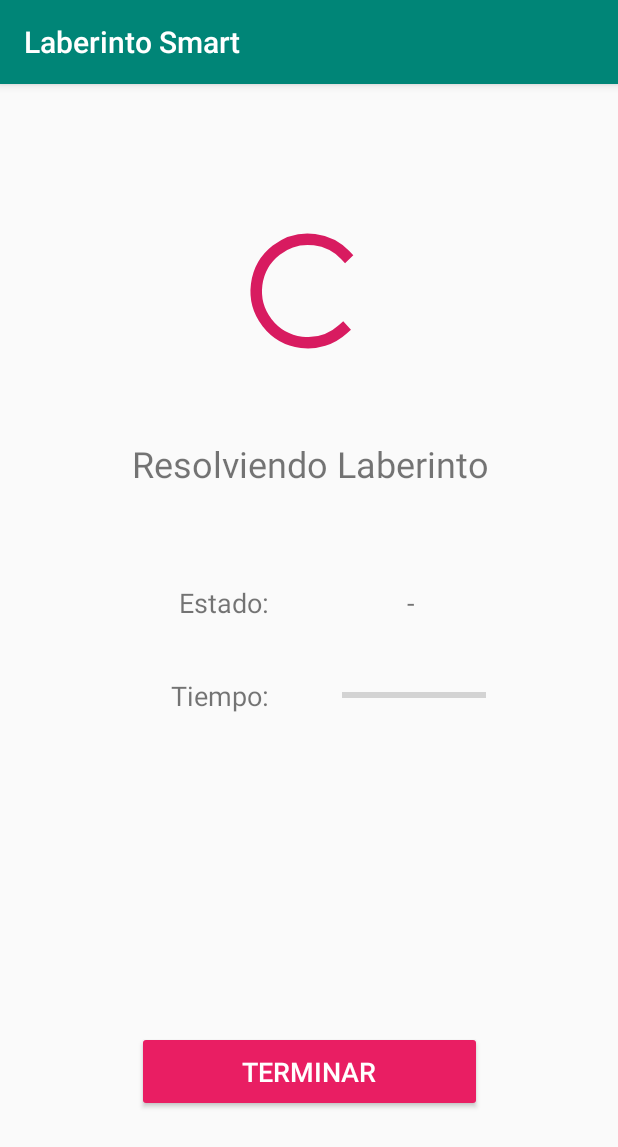
After one commit to aagusriva/SOA_Laberinto, an Android app: the StartActivity screen opened directly, with no data from a screen before it, on a phone screen of 412 x 824 dp. The commit adds this screen. Shown: the top 1147 px of the screen. Run offline under Robolectric (Android 15) with nearby library versions, the phone set to English and light mode, and no system bars.

Commit message:
Se agrega activity de resolucion de laberinto

```diff
--- a/Android/LaberintoSmart/app/src/main/AndroidManifest.xml
+++ b/Android/LaberintoSmart/app/src/main/AndroidManifest.xml
@@ -9,6 +9,7 @@
         android:roundIcon="@mipmap/ic_launcher_round"
         android:supportsRtl="true"
         android:theme="@style/AppTheme">
+        <activity android:name=".activities.StartActivity"></activity>
         <activity
             android:name=".activities.MainActivity"
             android:label="@string/app_name">
--- /dev/null
+++ b/Android/LaberintoSmart/app/src/main/java/com/example/laberintosmart/activities/StartActivity.java
@@ -0,0 +1,46 @@
+package com.example.laberintosmart.activities;
+
+import android.content.Intent;
+import android.support.v7.app.AppCompatActivity;
+import android.os.Bundle;
+import android.view.View;
+import android.widget.Button;
+
+import com.example.laberintosmart.R;
+import com.example.laberintosmart.models.Registro;
+
+public class StartActivity extends AppCompatActivity {
+
+    private Registro registro;
+    private Button finalizar;
+
+    @Override
+    protected void onCreate(Bundle savedInstanceState) {
+        super.onCreate(savedInstanceState);
+        setContentView(R.layout.activity_start);
+
+        finalizar = (Button) findViewById(R.id.start_end);
+
+        finalizar.setOnClickListener(new View.OnClickListener() {
+            @Override
+            public void onClick(View v) {
+                terminarRegistro();
+                Intent intent = new Intent(getApplicationContext(), MainActivity.class);
+                intent.putExtra("Registro", "registro");
+                startActivity(intent);
+            }
+        });
+
+        crearRegistro();
+    }
+
+
+    public void crearRegistro(){
+        registro = new Registro();
+    }
+
+    public void terminarRegistro(){
+        registro.calcularDuracion();
+        registro.guardarRegistro();
+    }
+}
--- a/Android/LaberintoSmart/app/src/main/java/com/example/laberintosmart/fragments/InicioFragment.java
+++ b/Android/LaberintoSmart/app/src/main/java/com/example/laberintosmart/fragments/InicioFragment.java
@@ -1,5 +1,6 @@
 package com.example.laberintosmart.fragments;
 
+import android.content.Intent;
 import android.os.Bundle;
 import android.support.annotation.NonNull;
 import android.support.annotation.Nullable;
@@ -11,11 +12,12 @@ import android.widget.Button;
 import android.widget.Toast;
 
 import com.example.laberintosmart.R;
+import com.example.laberintosmart.activities.StartActivity;
 
 public class InicioFragment extends Fragment {
 
     private Button btnIniciar;
-    private Button btnFinish;
+    //private Button btnFinish;
     private Button btnTest;
 
     public InicioFragment() {
@@ -35,23 +37,31 @@ public class InicioFragment extends Fragment {
 
         //Inicio de Variables
         btnIniciar = getView().findViewById(R.id.button_start);
-        btnFinish = getView().findViewById(R.id.button_finish);
+        //btnFinish = getView().findViewById(R.id.button_finish);
         btnTest = getView().findViewById(R.id.button_test);
 
-        //Fijacion de Listeners
+        //Fijacion de Listeners**************
         btnIniciar.setOnClickListener(new View.OnClickListener() {
             @Override
             public void onClick(View view) {
                 Toast.makeText(InicioFragment.this.getContext(), "boton START clickeado", Toast.LENGTH_LONG).show();
+                //Comprobar enlace con Arduino
+                if(!comprobarEnlace()) {
+                    Toast.makeText(InicioFragment.this.getContext(), "Auto no conectado", Toast.LENGTH_LONG).show();
+                    return;
+                }
+                Intent intent = new Intent(view.getContext(), StartActivity.class);
+                intent.putExtra("Prueba", "pruebaa");
+                startActivity(intent);
             }
         });
 
-        btnFinish.setOnClickListener(new View.OnClickListener() {
+/*        btnFinish.setOnClickListener(new View.OnClickListener() {
             @Override
             public void onClick(View view) {
                 Toast.makeText(InicioFragment.this.getContext(), "boton TERMINAR clickeado", Toast.LENGTH_LONG).show();
             }
-        });
+        });*/
 
         btnTest.setOnClickListener(new View.OnClickListener() {
             @Override
@@ -59,5 +69,12 @@ public class InicioFragment extends Fragment {
                 Toast.makeText(InicioFragment.this.getContext(), "boton TEST clickeado", Toast.LENGTH_LONG).show();
             }
         });
+        //*************************************
     }
+
+    public boolean comprobarEnlace(){
+        return true;
+    }
+
+
 }
--- /dev/null
+++ b/Android/LaberintoSmart/app/src/main/java/com/example/laberintosmart/models/Estado.java
@@ -0,0 +1,7 @@
+package com.example.laberintosmart.models;
+
+public enum Estado {
+    SUCCESS,
+    TERMINATED,
+    BLOCKED
+}
--- a/Android/LaberintoSmart/app/src/main/java/com/example/laberintosmart/models/Registro.java
+++ b/Android/LaberintoSmart/app/src/main/java/com/example/laberintosmart/models/Registro.java
@@ -1,6 +1,60 @@
 package com.example.laberintosmart.models;
+
+import java.util.Date;
 
 public class Registro {
 
+    private Date time;
+    private long duration;
+    private boolean resuelto;
+    private Estado estado;
+    private long tiempoInicio;
+    private long tiempoFin;
 
+    public Registro (){
+        time = new Date();
+        tiempoInicio = System.currentTimeMillis();
+    }
+
+    public Date getTime() {
+        return time;
+    }
+
+    public void setTime(Date time) {
+        this.time = time;
+    }
+
+    public long getDuration() {
+        return duration;
+    }
+
+    public void setDuration(long duration) {
+        this.duration = duration;
+    }
+
+    public boolean isResuelto() {
+        return resuelto;
+    }
+
+    public void setResuelto(boolean resuelto) {
+        this.resuelto = resuelto;
+    }
+
+    public Estado getEstado() {
+        return estado;
+    }
+
+    public void setEstado(Estado estado) {
+        this.estado = estado;
+    }
+
+    public long calcularDuracion(){
+        tiempoFin = System.currentTimeMillis();
+        duration = (tiempoFin - tiempoInicio) /1000;
+        return duration;
+    }
+
+    public boolean guardarRegistro(){
+        return true;
+    }
 }
--- /dev/null
+++ b/Android/LaberintoSmart/app/src/main/res/layout/activity_start.xml
@@ -0,0 +1,116 @@
+<?xml version="1.0" encoding="utf-8"?>
+<android.support.constraint.ConstraintLayout xmlns:android="http://schemas.android.com/apk/res/android"
+    xmlns:app="http://schemas.android.com/apk/res-auto"
+    xmlns:tools="http://schemas.android.com/tools"
+    android:layout_width="match_parent"
+    android:layout_height="match_parent"
+    tools:context=".activities.StartActivity">
+
+    <ProgressBar
+        android:id="@+id/indeterminateBar"
+        android:layout_width="126dp"
+        android:layout_height="92dp"
+        android:layout_marginStart="8dp"
+        android:layout_marginTop="8dp"
+        android:layout_marginEnd="8dp"
+        android:layout_marginBottom="8dp"
+        app:layout_constraintBottom_toBottomOf="parent"
+        app:layout_constraintEnd_toEndOf="parent"
+        app:layout_constraintHorizontal_bias="0.498"
+        app:layout_constraintStart_toStartOf="parent"
+        app:layout_constraintTop_toTopOf="parent"
+        app:layout_constraintVertical_bias="0.127" />
+
+    <TextView
+        android:id="@+id/start_title"
+        android:layout_width="wrap_content"
+        android:layout_height="wrap_content"
+        android:layout_marginStart="8dp"
+        android:layout_marginTop="16dp"
+        android:layout_marginEnd="8dp"
+        android:layout_marginBottom="8dp"
+        android:text="@string/resolving"
+        android:textSize="24sp"
+        app:layout_constraintBottom_toBottomOf="parent"
+        app:layout_constraintEnd_toEndOf="parent"
+        app:layout_constraintHorizontal_bias="0.506"
+        app:layout_constraintStart_toStartOf="parent"
+        app:layout_constraintTop_toBottomOf="@+id/indeterminateBar"
+        app:layout_constraintVertical_bias="0.07" />
+
+    <Button
+        android:id="@+id/start_end"
+        android:layout_width="230dp"
+        android:layout_height="54dp"
+        android:layout_marginStart="8dp"
+        android:layout_marginTop="8dp"
+        android:layout_marginEnd="8dp"
+        android:layout_marginBottom="8dp"
+        android:backgroundTint="#E91E63"
+        android:text="@string/btn_finish"
+        android:textColor="#FFFFFF"
+        android:textSize="18sp"
+        app:layout_constraintBottom_toBottomOf="parent"
+        app:layout_constraintEnd_toEndOf="parent"
+        app:layout_constraintHorizontal_bias="0.503"
+        app:layout_constraintStart_toStartOf="parent"
+        app:layout_constraintTop_toBottomOf="@+id/start_title"
+        app:layout_constraintVertical_bias="0.826" />
+
+    <TextView
+        android:id="@+id/textView2"
+        android:layout_width="wrap_content"
+        android:layout_height="wrap_content"
+        android:layout_marginStart="8dp"
+        android:layout_marginTop="64dp"
+        android:layout_marginEnd="8dp"
+        android:text="@string/state"
+        android:textSize="18sp"
+        app:layout_constraintEnd_toStartOf="@+id/start_state"
+        app:layout_constraintHorizontal_bias="0.569"
+        app:layout_constraintStart_toStartOf="parent"
+        app:layout_constraintTop_toBottomOf="@+id/start_title" />
+
+    <TextView
+        android:id="@+id/start_state"
+        android:layout_width="wrap_content"
+        android:layout_height="wrap_content"
+        android:layout_marginTop="64dp"
+        android:layout_marginEnd="136dp"
+        android:text="-"
+        android:textSize="18sp"
+        app:layout_constraintEnd_toEndOf="parent"
+        app:layout_constraintTop_toBottomOf="@+id/start_title" />
+
+    <TextView
+        android:id="@+id/textView4"
+        android:layout_width="wrap_content"
+        android:layout_height="wrap_content"
+        android:layout_marginStart="8dp"
+        android:layout_marginTop="32dp"
+        android:layout_marginEnd="8dp"
+        android:layout_marginBottom="8dp"
+        android:text="Tiempo:"
+        android:textSize="18sp"
+        app:layout_constraintBottom_toTopOf="@+id/start_end"
+        app:layout_constraintEnd_toStartOf="@+id/progressBar"
+        app:layout_constraintHorizontal_bias="0.721"
+        app:layout_constraintStart_toStartOf="parent"
+        app:layout_constraintTop_toBottomOf="@+id/textView2"
+        app:layout_constraintVertical_bias="0.026" />
+
+    <ProgressBar
+        android:id="@+id/progressBar"
+        style="?android:attr/progressBarStyleHorizontal"
+        android:layout_width="96dp"
+        android:layout_height="25dp"
+        android:layout_marginTop="32dp"
+        android:layout_marginEnd="88dp"
+        android:layout_marginBottom="8dp"
+        android:scrollbarSize="32dp"
+        app:layout_constraintBottom_toTopOf="@+id/start_end"
+        app:layout_constraintEnd_toEndOf="parent"
+        app:layout_constraintTop_toBottomOf="@+id/start_state"
+        app:layout_constraintVertical_bias="0.021" />
+
+</android.support.constraint.ConstraintLayout>
--- a/Android/LaberintoSmart/app/src/main/res/layout/fragment_home.xml
+++ b/Android/LaberintoSmart/app/src/main/res/layout/fragment_home.xml
@@ -19,9 +19,10 @@
         android:textSize="18sp"
         app:layout_constraintBottom_toTopOf="@+id/button_start"
         app:layout_constraintEnd_toEndOf="parent"
+        app:layout_constraintHorizontal_bias="0.504"
         app:layout_constraintStart_toStartOf="parent"
         app:layout_constraintTop_toTopOf="parent"
-        app:layout_constraintVertical_bias="0.87" />
+        app:layout_constraintVertical_bias="0.779" />
 
     <Button
         android:id="@+id/button_start"
@@ -37,12 +38,12 @@
         android:textSize="18sp"
         app:layout_constraintBottom_toBottomOf="parent"
         app:layout_constraintEnd_toEndOf="parent"
-        app:layout_constraintHorizontal_bias="0.524"
+        app:layout_constraintHorizontal_bias="0.504"
         app:layout_constraintStart_toStartOf="parent"
         app:layout_constraintTop_toTopOf="parent"
-        app:layout_constraintVertical_bias="0.499" />
+        app:layout_constraintVertical_bias="0.672" />
 
-    <Button
+<!--    <Button
         android:id="@+id/button_finish"
         style="@style/Widget.AppCompat.Button.Colored"
         android:layout_width="270dp"
@@ -58,7 +59,7 @@
         app:layout_constraintEnd_toEndOf="parent"
         app:layout_constraintStart_toStartOf="parent"
         app:layout_constraintTop_toBottomOf="@+id/button_start"
-        app:layout_constraintVertical_bias="0.17000002" />
+        app:layout_constraintVertical_bias="0.17000002" />-->
 
 
 </android.support.constraint.ConstraintLayout>
--- a/Android/LaberintoSmart/app/src/main/res/values/strings.xml
+++ b/Android/LaberintoSmart/app/src/main/res/values/strings.xml
@@ -6,4 +6,6 @@
     <string name="btn_start">Iniciar</string>
     <string name="btn_test">Comprobar conexión</string>
     <string name="btn_finish">Terminar</string>
+    <string name="resolving">Resolviendo Laberinto</string>
+    <string name="state">Estado:</string>
 </resources>
--- a/Android/LaberintoSmart/build.gradle
+++ b/Android/LaberintoSmart/build.gradle
@@ -8,7 +8,6 @@ buildscript {
     }
     dependencies {
         classpath 'com.android.tools.build:gradle:3.4.1'
-
         // NOTE: Do not place your application dependencies here; they belong
         // in the individual module build.gradle files
     }
```
Also changed, not shown: Android/LaberintoSmart/settings.gradle (line endings or trailing spaces).
